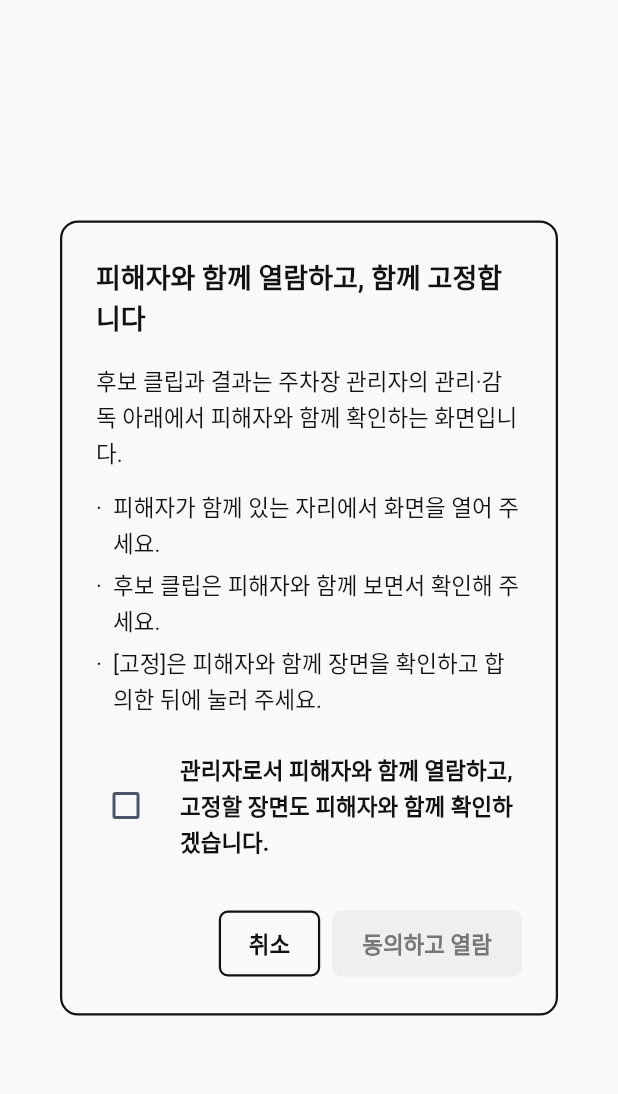
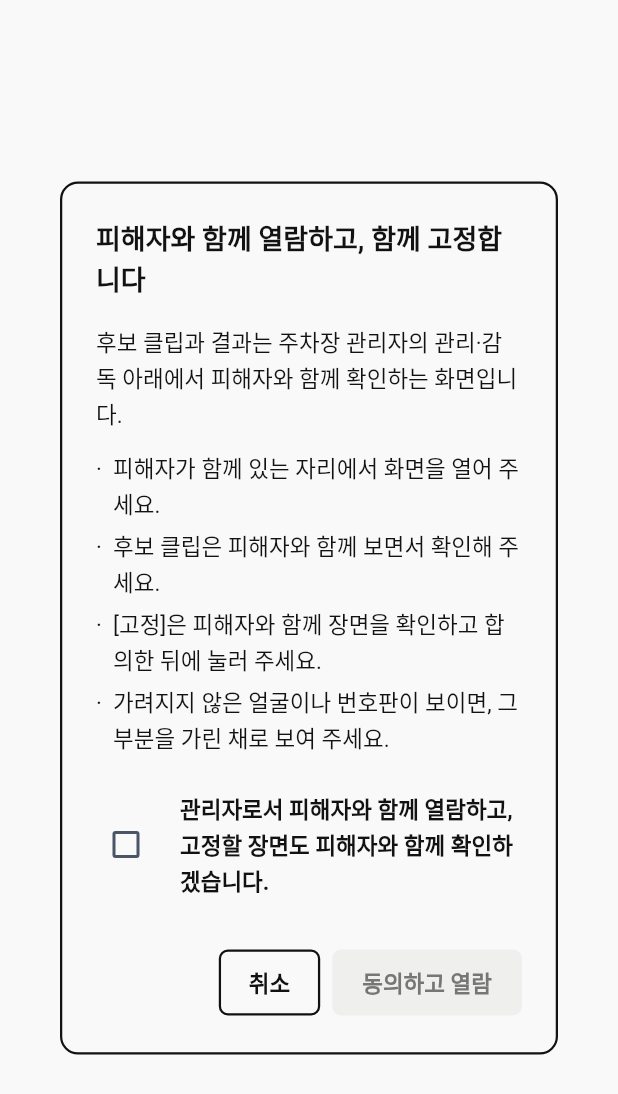
Before and after one commit to lG1l/parking_lot_detection, a Flutter app: the _SupervisionDialog widget shown alone on an empty page, opened directly, on a phone screen of 412 x 824 dp. Shown: the top 1094 px of the screen. Run offline on Flutter 3.47's test engine with Material 3 defaults, Android fonts, the phone set to English and light mode, and no system bars; our stand-ins replace flutter_riverpod, go_router, web; missing offline and left inert: dart:js_interop; Roboto replaces fonts that are missing (Pretendard).

Commit message:
task(frontend): 위탁계약 문구·버전 맞추기와 관리·감독 안내창 누락 조치 안내 (D-204, D-213, D-216)
- agreement_text.dart를 위탁계약 2부 원문과 버전 2026-11-01에 맞춤 (6번 422 해소)
- 관리·감독 안내창에 누락 시 관리자 조치 안내 한 줄 추가
- D-216 기록, 07장 2.7·SRS 반영, 반영 끝난 05·08장·계약 문구 확인 필요 표시 정리

Co-Authored-By: Claude Opus 5.5 <noreply@anthropic.com>

```diff
--- a/frontend/lib/features/admin_upload/agreement_text.dart
+++ b/frontend/lib/features/admin_upload/agreement_text.dart
@@ -1,7 +1,7 @@
 // 위탁계약 문구 — 법적문제검토 4부 원문 그대로 (07장 2.4, D-147).
 // 한 글자라도 바꾸면 [agreementVersion]을 올리고 백엔드 `AGREEMENT_VERSION`도 함께 올린다.
 
-const agreementVersion = '2026-10-12';
+const agreementVersion = '2026-11-01';
 
 const agreementNoticeTitle = '개인정보 처리위탁 계약 동의';
 
@@ -15,13 +15,13 @@ const agreementNotice = '''영상을 올리기 전에 아래 계약에 동의해
 
 const agreementBody = '''개인정보 처리위탁 계약서
 
-이 업로드 링크로 영상을 올리는 CCTV 운영자(이하 "위탁자")와 「마스킹 기반 주차장 CCTV 후보선별 서비스」 운영자(이하 "수탁자")는 CCTV 영상의 처리 업무 위탁에 관하여 다음과 같이 계약을 체결한다.
+이 사건에 영상을 올리는 CCTV 운영자(이하 "위탁자")와 「마스킹 기반 주차장 CCTV 후보선별 서비스」 운영자(이하 "수탁자")는 CCTV 영상의 처리 업무 위탁에 관하여 다음과 같이 계약을 체결한다.
 
 제1조(목적) 이 계약은 위탁자가 받은 개인영상정보 열람 요청을 처리하는 데 필요한 업무를 수탁자에게 위탁하면서, 위탁자와 수탁자의 권리·의무와 개인정보 보호에 필요한 사항을 정하는 것을 목적으로 한다.
 
 제2조(용어) 이 계약에서 쓰는 용어의 뜻은 다음과 같다.
 1. "영상"이란 위탁자가 이 계약에 따라 업로드하는 CCTV 영상 1건을 말한다.
-2. "요청자"란 위탁자에게 영상 열람을 요청하고, 이 업로드에 쓰인 업로드 링크를 발급한 서비스 이용자를 말한다.
+2. "요청자"란 위탁자에게 영상 열람을 요청하고, 위탁자가 이 사건에 초대한 서비스 이용자를 말한다.
 3. "마스킹본"이란 영상에서 사람과 차량 번호판을 알아볼 수 없도록 처리한 이미지와 영상 구간을 말한다.
 4. "재수탁자"란 수탁자로부터 위탁업무의 일부를 다시 위탁받는 자를 말한다.
 
@@ -31,7 +31,7 @@ const agreementBody = '''개인정보 처리위탁 계약서
 3. 요청자가 지정한 차량 주변에서 사고가 의심되는 구간의 선별
 4. 인공지능 모델을 이용한 사고 가능성 순위 산정
 5. 마스킹본 생성
-6. 요청자에 대한 마스킹본 열람 제공
+6. 위탁자의 관리·감독 아래 위탁자 계정 화면에서 요청자에 대한 마스킹본 열람 제공
 ② 수탁자는 영상의 원본을 요청자를 포함한 누구에게도 재생·열람·다운로드할 수 있게 제공하지 않는다.
 
 제4조(목적 외 처리 금지) ① 수탁자는 제3조의 범위를 넘어 영상을 이용하거나 제3자에게 제공하지 않는다.
--- a/frontend/lib/features/video_status/supervision_dialog.dart
+++ b/frontend/lib/features/video_status/supervision_dialog.dart
@@ -2,7 +2,7 @@ import 'package:flutter/material.dart';
 
 import '../../app/theme.dart';
 
-/// 관리·감독 안내창 (07장 2.7, D-204). 후보 확인·완료·결과 화면에 들어갈 때마다 띄운다.
+/// 관리·감독 안내창 (07장 2.7, D-204, D-216). 후보 확인·완료·결과 화면에 들어갈 때마다 띄운다.
 /// 체크해야 [동의하고 열람]이 켜진다. 동의하면 true, [취소]면 false.
 Future<bool> askSupervision(BuildContext context) async {
   final ok = await showDialog<bool>(
@@ -40,6 +40,7 @@ class _SupervisionDialogState extends State<_SupervisionDialog> {
               '피해자가 함께 있는 자리에서 화면을 열어 주세요.',
               '후보 클립은 피해자와 함께 보면서 확인해 주세요.',
               '[고정]은 피해자와 함께 장면을 확인하고 합의한 뒤에 눌러 주세요.',
+              '가려지지 않은 얼굴이나 번호판이 보이면, 그 부분을 가린 채로 보여 주세요.',
             ])
               Padding(
                 padding: const EdgeInsets.only(bottom: 4),
```
Also changed, not shown: 6 other files.
